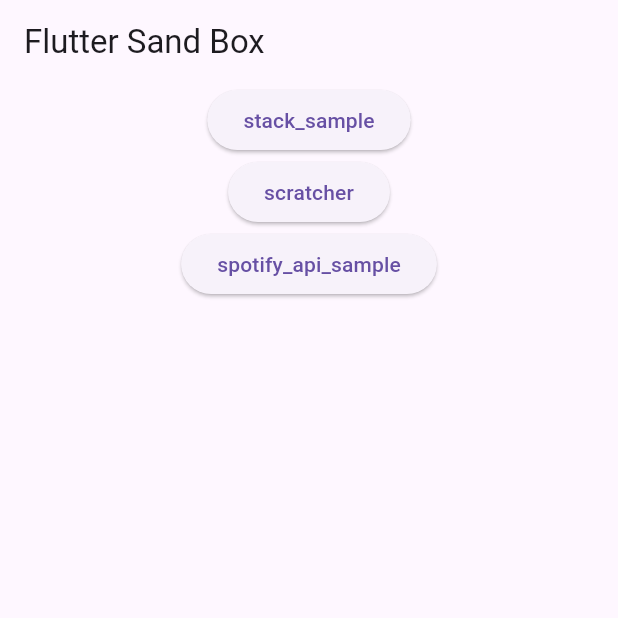
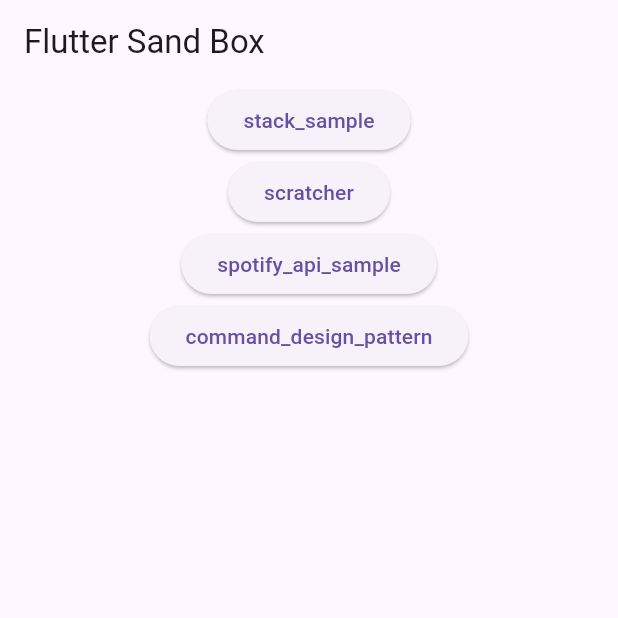
Before and after one commit to nozomi-koborinai/flutter-sandbox, a Flutter app: the screen it shows after launch, on a phone screen of 412 x 824 dp, the top half of it. Run offline on Flutter 3.47's test engine with Material 2 defaults, Android fonts, the phone set to English and light mode, and no system bars; our stand-ins replace firebase_core; missing offline and left inert: scratcher; accounts and stored records are empty.

Commit message:
feat: 🎸 コマンドデザインパターンを用いたサンプルアプリの下準備

```diff
--- a/lib/samples/home.dart
+++ b/lib/samples/home.dart
@@ -1,4 +1,5 @@
 import 'package:flutter/material.dart';
+import 'package:flutter_sandbox/samples/command_design_pattern/command_design_pattern_page.dart';
 import 'package:flutter_sandbox/samples/scratcher/scratcher_page.dart';
 import 'package:flutter_sandbox/samples/spotify_api/spotify_api_sample_page.dart';
 import 'package:flutter_sandbox/samples/stack/stack_sample.dart';
@@ -28,6 +29,11 @@ class HomePage extends StatelessWidget {
               onPressed: () =>
                   _onPressed(context, const SpotifyApiSamplePage()),
             ),
+            ElevatedButton(
+              child: const Text('command_design_pattern'),
+              onPressed: () =>
+                  _onPressed(context, const CommandDesignPatternPage()),
+            ),
           ],
         ),
       ),
```
Also changed, not shown: lib/samples/command_design_pattern/command_design_pattern_page.dart (added, +13 -0 lines).
